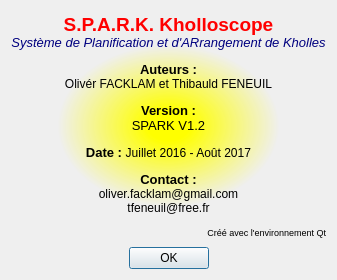
First picture: the form in aboutitdialog.ui, repository ThFeneuil/KholloAutoQt, before the edit.
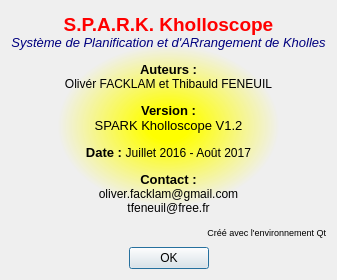
Second picture: the form after the edit.

Commit message: MAJ menu aide + nom logiciel

The edit to the form file:
```diff
--- a/aboutitdialog.ui
+++ b/aboutitdialog.ui
@@ -25,7 +25,7 @@
         <string notr="true">background : qradialgradient(spread:pad, cx:0.5, cy:0.5, radius:0.5, fx:0.5, fy:0.5, stop:0.130653 rgba(255, 255, 0, 255), stop:0.703518 rgba(255, 255, 0, 0))</string>
        </property>
        <property name="text">
-        <string>&lt;html&gt;&lt;head/&gt;&lt;body&gt;&lt;p align=&quot;center&quot;&gt;&lt;span style=&quot; font-size:14pt; font-weight:600; color:#ff0000;&quot;&gt;S.P.A.R.K. Kholloscope&lt;br/&gt;&lt;/span&gt;&lt;span style=&quot; font-size:10pt; font-style:italic; color:#00007f;&quot;&gt;Système de Planification et d'ARrangement de Kholles&lt;/span&gt;&lt;/p&gt;&lt;p align=&quot;center&quot;&gt;&lt;span style=&quot; font-size:10pt; font-weight:600;&quot;&gt;Auteurs : &lt;br/&gt;&lt;/span&gt;Olivér FACKLAM et Thibauld FENEUIL&lt;/p&gt;&lt;p align=&quot;center&quot;&gt;&lt;span style=&quot; font-size:10pt; font-weight:600;&quot;&gt;Version : &lt;br/&gt;&lt;/span&gt;&lt;span style=&quot; font-size:10pt;&quot;&gt;SPARK V1.2&lt;/span&gt;&lt;/p&gt;&lt;p align=&quot;center&quot;&gt;&lt;span style=&quot; font-size:10pt; font-weight:600;&quot;&gt;Date : &lt;/span&gt;Juillet 2016 - Août 2017&lt;/p&gt;&lt;p align=&quot;center&quot;&gt;&lt;span style=&quot; font-size:10pt; font-weight:600;&quot;&gt;Contact :&lt;br/&gt;&lt;/span&gt;oliver.facklam@gmail.com&lt;br/&gt;tfeneuil@free.fr&lt;/p&gt;&lt;p align=&quot;right&quot;&gt;&lt;span style=&quot; font-size:7pt;&quot;&gt;Créé avec l'environnement Qt&lt;/span&gt;&lt;/p&gt;&lt;/body&gt;&lt;/html&gt;</string>
+        <string>&lt;html&gt;&lt;head/&gt;&lt;body&gt;&lt;p align=&quot;center&quot;&gt;&lt;span style=&quot; font-size:14pt; font-weight:600; color:#ff0000;&quot;&gt;S.P.A.R.K. Kholloscope&lt;br/&gt;&lt;/span&gt;&lt;span style=&quot; font-size:10pt; font-style:italic; color:#00007f;&quot;&gt;Système de Planification et d'ARrangement de Kholles&lt;/span&gt;&lt;/p&gt;&lt;p align=&quot;center&quot;&gt;&lt;span style=&quot; font-size:10pt; font-weight:600;&quot;&gt;Auteurs : &lt;br/&gt;&lt;/span&gt;Olivér FACKLAM et Thibauld FENEUIL&lt;/p&gt;&lt;p align=&quot;center&quot;&gt;&lt;span style=&quot; font-size:10pt; font-weight:600;&quot;&gt;Version : &lt;br/&gt;&lt;/span&gt;&lt;span style=&quot; font-size:10pt;&quot;&gt;SPARK Kholloscope V1.2&lt;/span&gt;&lt;/p&gt;&lt;p align=&quot;center&quot;&gt;&lt;span style=&quot; font-size:10pt; font-weight:600;&quot;&gt;Date : &lt;/span&gt;Juillet 2016 - Août 2017&lt;/p&gt;&lt;p align=&quot;center&quot;&gt;&lt;span style=&quot; font-size:10pt; font-weight:600;&quot;&gt;Contact :&lt;br/&gt;&lt;/span&gt;oliver.facklam@gmail.com&lt;br/&gt;tfeneuil@free.fr&lt;/p&gt;&lt;p align=&quot;right&quot;&gt;&lt;span style=&quot; font-size:7pt;&quot;&gt;Créé avec l'environnement Qt&lt;/span&gt;&lt;/p&gt;&lt;/body&gt;&lt;/html&gt;</string>
        </property>
       </widget>
      </item>
```
The commit also changes 1 other file.
